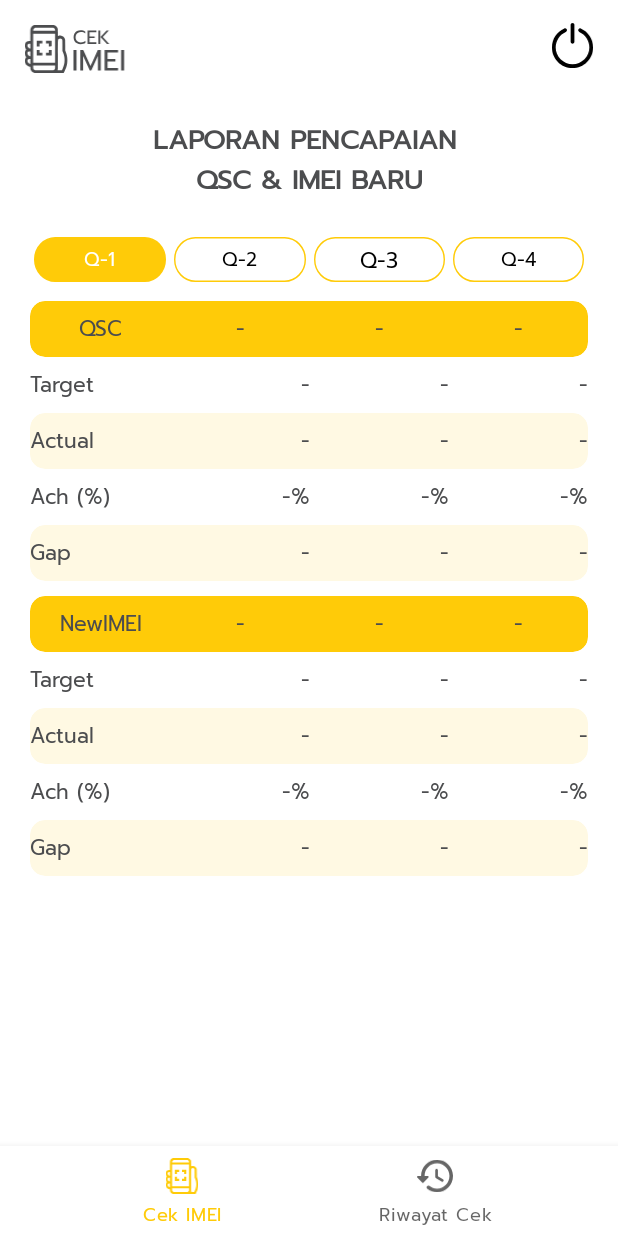
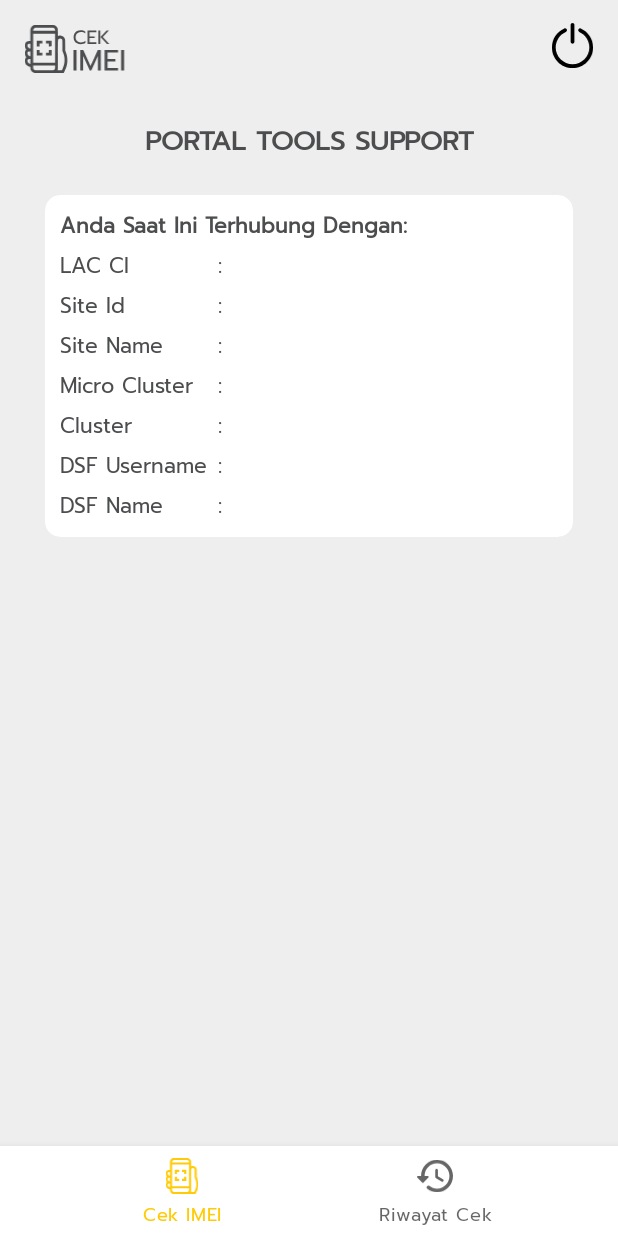
Before and after one commit to gustiadhitya8/CekIMEI, an Android app: the fragment FragmentDSFPortal placed in its activity, on a phone screen of 412 x 824 dp. Run offline under Robolectric (Android 15) with nearby library versions, the phone set to English and light mode, and no system bars; our stand-ins replace Volley; libraries missing offline, so code that uses them is left out: com.budiyev.android, com.karumi.dexter; network calls fail; 2 statements that could not run were skipped.

Commit message:
Draft For DSF Support Tools

```diff
--- a/app/src/main/AndroidManifest.xml
+++ b/app/src/main/AndroidManifest.xml
@@ -19,6 +19,9 @@
         android:supportsRtl="true"
         android:theme="@style/Theme.CheckIMEI"
         tools:targetApi="31">
+        <activity
+            android:name=".Pencapaian"
+            android:exported="false" />
         <activity
             android:name=".Home"
             android:exported="false">
--- a/app/src/main/java/com/ioh/checkimei/FragmentPencapaian.java
+++ b/app/src/main/java/com/ioh/checkimei/FragmentDSFPortal.java
@@ -23,9 +23,7 @@ import com.android.volley.RequestQueue;
 import com.android.volley.Response;
 import com.android.volley.VolleyError;
 import com.android.volley.toolbox.Volley;
-import com.google.android.material.card.MaterialCardView;
 import com.ioh.checkimei.API.APIPencapaian;
-import com.ioh.checkimei.API.APIRiwayatCek;
 import com.ioh.checkimei.API.APIUserValidationCheck;
 
 import org.json.JSONException;
@@ -33,7 +31,7 @@ import org.json.JSONObject;
 
 import java.util.ArrayList;
 
-public class FragmentPencapaian extends Fragment {
+public class FragmentDSFPortal extends Fragment {
 
     Context context;
     ArrayList<String> pencapianQSC, pencapaianNewIMEI;
@@ -77,7 +75,7 @@ public class FragmentPencapaian extends Fragment {
     public View onCreateView(LayoutInflater inflater, ViewGroup container,
                              Bundle savedInstanceState) {
         // Inflate the layout for this fragment
-        View v = inflater.inflate(R.layout.fragment_pencapaian, container, false);
+        View v = inflater.inflate(R.layout.fragment_dsf_portal, container, false);
         context = getActivity();
 
         //SetUp ProgressDialog
--- a/app/src/main/java/com/ioh/checkimei/Home.java
+++ b/app/src/main/java/com/ioh/checkimei/Home.java
@@ -27,7 +27,7 @@ public class Home extends AppCompatActivity {
     //Call the Fragment
     FragmentCekImei fragmentCekImei = new FragmentCekImei();
     FragmentRiwayatCek fragmentRiwayatCek = new FragmentRiwayatCek();
-    FragmentPencapaian fragmentPencapaian = new FragmentPencapaian();
+    FragmentDSFPortal fragmentDSFPortal = new FragmentDSFPortal();
 
     @Override
     protected void onCreate(Bundle savedInstanceState) {
@@ -65,7 +65,7 @@ public class Home extends AppCompatActivity {
                         replaceContainer(myContainer, fragmentRiwayatCek);
                         return true;
                     case R.id.pencapaian_qsc_imei:
-                        replaceContainer(myContainer, fragmentPencapaian);
+                        replaceContainer(myContainer, fragmentDSFPortal);
                         return true;
                 }
                 return false;
--- /dev/null
+++ b/app/src/main/java/com/ioh/checkimei/Pencapaian.java
@@ -0,0 +1,14 @@
+package com.ioh.checkimei;
+
+import androidx.appcompat.app.AppCompatActivity;
+
+import android.os.Bundle;
+
+public class Pencapaian extends AppCompatActivity {
+
+    @Override
+    protected void onCreate(Bundle savedInstanceState) {
+        super.onCreate(savedInstanceState);
+        setContentView(R.layout.activity_pencapaian);
+    }
+}
--- a/app/src/main/res/layout/fragment_pencapaian.xml
+++ b/app/src/main/res/layout/activity_pencapaian.xml
@@ -1,11 +1,11 @@
 <?xml version="1.0" encoding="utf-8"?>
-<FrameLayout
-    xmlns:android="http://schemas.android.com/apk/res/android"
+<LinearLayout xmlns:android="http://schemas.android.com/apk/res/android"
     xmlns:app="http://schemas.android.com/apk/res-auto"
     xmlns:tools="http://schemas.android.com/tools"
     android:layout_width="match_parent"
     android:layout_height="match_parent"
-    tools:context=".FragmentPencapaian">
+    tools:context=".Pencapaian"
+    android:orientation="vertical">
 
     <androidx.swiperefreshlayout.widget.SwipeRefreshLayout
         android:id="@+id/SwipeRefresh"
@@ -553,4 +553,4 @@
         </androidx.constraintlayout.widget.ConstraintLayout>
     </androidx.swiperefreshlayout.widget.SwipeRefreshLayout>
 
-</FrameLayout>
+</LinearLayout>
--- /dev/null
+++ b/app/src/main/res/layout/fragment_dsf_portal.xml
@@ -0,0 +1,254 @@
+<?xml version="1.0" encoding="utf-8"?>
+<FrameLayout
+    xmlns:android="http://schemas.android.com/apk/res/android"
+    xmlns:app="http://schemas.android.com/apk/res-auto"
+    xmlns:tools="http://schemas.android.com/tools"
+    android:layout_width="match_parent"
+    android:layout_height="match_parent"
+    tools:context=".FragmentDSFPortal"
+    android:background="@color/gray_normal">
+
+    <androidx.swiperefreshlayout.widget.SwipeRefreshLayout
+        android:id="@+id/SwipeRefresh"
+        android:layout_width="match_parent"
+        android:layout_height="match_parent">
+        <androidx.constraintlayout.widget.ConstraintLayout
+            android:layout_width="match_parent"
+            android:layout_height="match_parent">
+
+            <ImageView
+                android:id="@+id/imageView"
+                android:layout_width="70dp"
+                android:layout_height="40dp"
+                android:layout_marginStart="15dp"
+                android:layout_marginTop="15dp"
+                app:layout_constraintStart_toStartOf="parent"
+                app:layout_constraintTop_toTopOf="parent"
+                app:srcCompat="@drawable/ic_logo_check_imei" />
+
+            <ImageView
+                android:id="@+id/btnLogout"
+                android:layout_width="30dp"
+                android:layout_height="30dp"
+                android:layout_marginTop="15dp"
+                android:layout_marginEnd="15dp"
+                app:layout_constraintEnd_toEndOf="parent"
+                app:layout_constraintTop_toTopOf="parent"
+                app:srcCompat="@drawable/ic_btn_logout" />
+
+            <TextView
+                android:id="@+id/textView"
+                android:layout_width="wrap_content"
+                android:layout_height="wrap_content"
+                android:layout_marginStart="15dp"
+                android:layout_marginTop="80dp"
+                android:layout_marginEnd="15dp"
+                android:text="PORTAL TOOLS SUPPORT"
+                android:textAlignment="center"
+                android:textSize="18sp"
+                android:textStyle="bold"
+                app:layout_constraintEnd_toEndOf="parent"
+                app:layout_constraintStart_toStartOf="parent"
+                app:layout_constraintTop_toTopOf="parent" />
+
+            <LinearLayout
+                android:layout_width="match_parent"
+                android:layout_height="match_parent"
+                android:layout_marginStart="20dp"
+                android:layout_marginTop="130dp"
+                android:layout_marginEnd="20dp"
+                android:orientation="vertical"
+                app:layout_constraintEnd_toEndOf="parent"
+                app:layout_constraintStart_toStartOf="parent"
+                app:layout_constraintTop_toTopOf="parent">
+
+                <com.google.android.material.card.MaterialCardView
+                    android:layout_width="match_parent"
+                    android:layout_height="wrap_content"
+                    android:layout_marginStart="10dp"
+                    android:layout_marginTop="0dp"
+                    android:layout_marginEnd="10dp"
+                    app:cardCornerRadius="10dp"
+                    app:cardElevation="0dp">
+
+                    <LinearLayout
+                        android:layout_width="match_parent"
+                        android:layout_height="match_parent"
+                        android:orientation="vertical"
+                        android:padding="10dp">
+
+                        <TextView
+                            android:layout_width="match_parent"
+                            android:layout_height="wrap_content"
+                            android:text="Anda Saat Ini Terhubung Dengan:"
+                            android:textStyle="bold"/>
+
+                        <LinearLayout
+                            android:layout_width="match_parent"
+                            android:layout_height="match_parent"
+                            android:layout_marginTop="5dp"
+                            android:orientation="horizontal">
+                            <TextView
+                                android:layout_width="100dp"
+                                android:layout_height="wrap_content"
+                                android:text="LAC CI" />
+                            <TextView
+                                android:layout_width="wrap_content"
+                                android:layout_height="wrap_content"
+                                android:text=" : " />
+                            <TextView
+                                android:id="@+id/textLacCi"
+                                android:layout_width="wrap_content"
+                                android:layout_height="wrap_content"
+                                android:text=""
+                                android:textIsSelectable="true" />
+                        </LinearLayout>
+
+                        <LinearLayout
+                            android:layout_width="match_parent"
+                            android:layout_height="match_parent"
+                            android:layout_marginTop="5dp"
+                            android:orientation="horizontal">
+                            <TextView
+                                android:layout_width="100dp"
+                                android:layout_height="wrap_content"
+                                android:text="Site Id" />
+                            <TextView
+                                android:layout_width="wrap_content"
+                                android:layout_height="wrap_content"
+                                android:text=" : " />
+                            <TextView
+                                android:id="@+id/textSiteId"
+                                android:layout_width="wrap_content"
+                                android:layout_height="wrap_content"
+                                android:text=""
+                                android:textIsSelectable="true" />
+                        </LinearLayout>
+
+                        <LinearLayout
+                            android:layout_width="match_parent"
+                            android:layout_height="match_parent"
+                            android:layout_marginTop="5dp"
+                            android:orientation="horizontal">
+                            <TextView
+                                android:layout_width="100dp"
+                                android:layout_height="wrap_content"
+                                android:text="Site Name" />
+                            <TextView
+                                android:layout_width="wrap_content"
+                                android:layout_height="wrap_content"
+                                android:text=" : " />
+                            <TextView
+                                android:id="@+id/textSiteName"
+                                android:layout_width="wrap_content"
+                                android:layout_height="wrap_content"
+                                android:text=""
+                                android:textIsSelectable="true" />
+                        </LinearLayout>
+
+                        <LinearLayout
+                            android:layout_width="match_parent"
+                            android:layout_height="match_parent"
+                            android:layout_marginTop="5dp"
+                            android:orientation="horizontal">
+                            <TextView
+                                android:layout_width="100dp"
+                                android:layout_height="wrap_content"
+                                android:text="Micro Cluster" />
+                            <TextView
+                                android:layout_width="wrap_content"
+                                android:layout_height="wrap_content"
+                                android:text=" : " />
+                            <TextView
+                                android:id="@+id/textMicroCluster"
+                                android:layout_width="wrap_content"
+                                android:layout_height="wrap_content"
+                                android:text=""
+                                android:textIsSelectable="true" />
+                        </LinearLayout>
+
+                        <LinearLayout
+                            android:layout_width="match_parent"
+                            android:layout_height="match_parent"
+                            android:layout_marginTop="5dp"
+                            android:orientation="horizontal">
+                            <TextView
+                                android:layout_width="100dp"
+                                android:layout_height="wrap_content"
+                                android:text="Cluster" />
+                            <TextView
+                                android:layout_width="wrap_content"
+                                android:layout_height="wrap_content"
+                                android:text=" : " />
+                            <TextView
+                                android:id="@+id/textCluster"
+                                android:layout_width="wrap_content"
+                                android:layout_height="wrap_content"
+                                android:text=""
+                                android:textIsSelectable="true" />
+                        </LinearLayout>
+
+                        <LinearLayout
+                            android:layout_width="match_parent"
+                            android:layout_height="match_parent"
+                            android:layout_marginTop="5dp"
+                            android:orientation="horizontal">
+                            <TextView
+                                android:layout_width="100dp"
+                                android:layout_height="wrap_content"
+                                android:text="DSF Username" />
+                            <TextView
+                                android:layout_width="wrap_content"
+                                android:layout_height="wrap_content"
+                                android:text=" : " />
+                            <TextView
+                                android:id="@+id/textDSFUsername"
+                                android:layout_width="wrap_content"
+                                android:layout_height="wrap_content"
+                                android:text=""
+                                android:textIsSelectable="true" />
+                        </LinearLayout>
+
+                        <LinearLayout
+                            android:layout_width="match_parent"
+                            android:layout_height="match_parent"
+                            android:layout_marginTop="5dp"
+                            android:orientation="horizontal">
+                            <TextView
+                                android:layout_width="100dp"
+                                android:layout_height="wrap_content"
+                                android:text="DSF Name" />
+                            <TextView
+                                android:layout_width="wrap_content"
+                                android:layout_height="wrap_content"
+                                android:text=" : " />
+                            <TextView
+                                android:id="@+id/textDSFName"
+                                android:layout_width="wrap_content"
+                                android:layout_height="wrap_content"
+                                android:text=""
+                                android:textIsSelectable="true" />
+                        </LinearLayout>
+                    </LinearLayout>
+                </com.google.android.material.card.MaterialCardView>
+
+                <com.google.android.material.card.MaterialCardView
+                    android:layout_width="match_parent"
+                    android:layout_height="wrap_content"
+                    android:layout_marginStart="10dp"
+                    android:layout_marginTop="20dp"
+                    android:layout_marginEnd="10dp"
+                    app:cardCornerRadius="10dp"
+                    app:cardElevation="0dp">
+
+                </com.google.android.material.card.MaterialCardView>
+
+                <LinearLayout
+                    android:layout_width="match_parent"
+                    android:layout_height="10dp" />
+            </LinearLayout>
+
+        </androidx.constraintlayout.widget.ConstraintLayout>
+    </androidx.swiperefreshlayout.widget.SwipeRefreshLayout>
+
+</FrameLayout>
```
